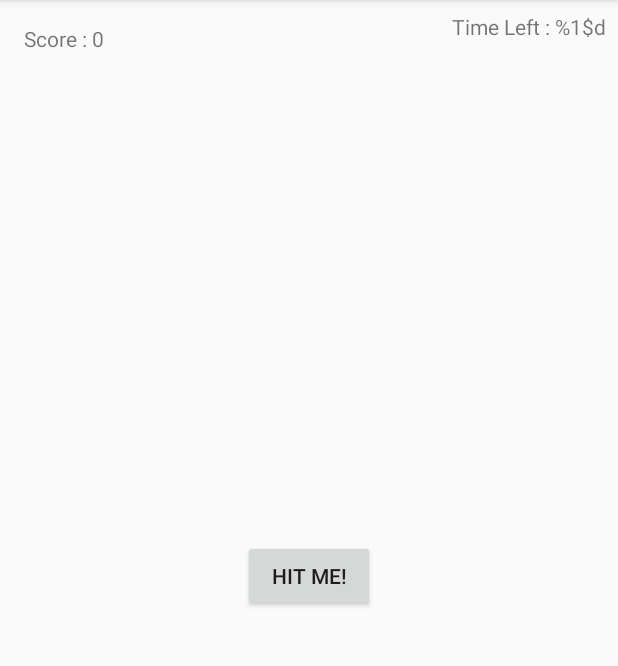
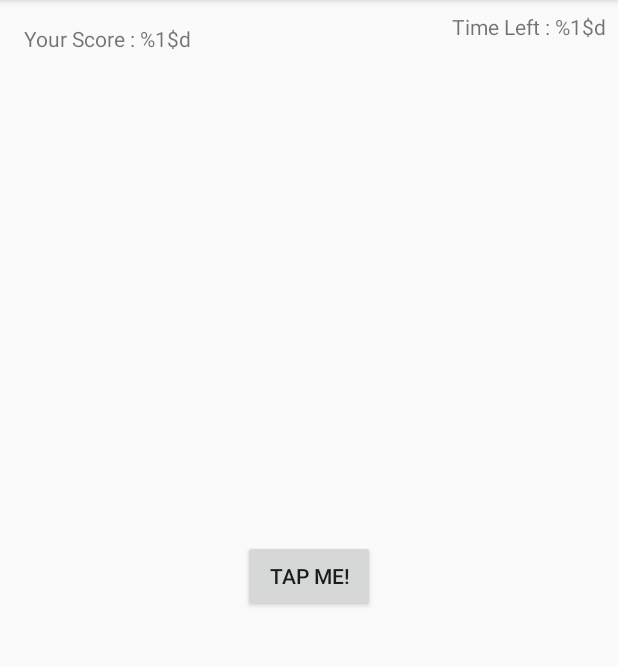
Before and after one commit to nick2905/TimeFighter, an Android app: the screen it shows after launch (MainActivity), on a phone screen of 412 x 824 dp, the part 84-750 px from its top. Run offline under Robolectric (Android 15) with nearby library versions, the phone set to English and light mode, and no system bars.

Commit message:
challenge 5 addding new string resource

```diff
--- a/TimeFighter/app/src/main/res/layout/activity_main.xml
+++ b/TimeFighter/app/src/main/res/layout/activity_main.xml
@@ -9,17 +9,17 @@
     <Button
         android:layout_width="wrap_content"
         android:layout_height="wrap_content"
-        android:text="Hit Me!"
+        android:text="Tap Me!"
         app:layout_constraintBottom_toBottomOf="parent"
         app:layout_constraintLeft_toLeftOf="parent"
         app:layout_constraintRight_toRightOf="parent"
         app:layout_constraintTop_toTopOf="parent" />
 
     <TextView
-        android:id="@+id/scoreTextView"
+        android:id="@+id/gameScoreTextView"
         android:layout_width="wrap_content"
         android:layout_height="wrap_content"
-        android:text="Score : 0"
+        android:text="@string/yourScore"
         android:layout_margin="16dp"
         app:layout_constraintStart_toStartOf="parent"
         app:layout_constraintTop_toTopOf="parent" />
@@ -30,7 +30,7 @@
         android:layout_height="wrap_content"
         android:layout_marginTop="8dp"
         android:layout_marginEnd="8dp"
-        android:text="Time Left : %1$d"
+        android:text="@string/timeLeft"
         app:layout_constraintEnd_toEndOf="parent"
         app:layout_constraintTop_toTopOf="parent" />
 
--- a/TimeFighter/app/src/main/res/values/strings.xml
+++ b/TimeFighter/app/src/main/res/values/strings.xml
@@ -1,3 +1,5 @@
 <resources>
     <string name="app_name">TimeFighter</string>
+    <string name="yourScore">Your Score : %1$d</string>
+    <string name="timeLeft">Time Left : %1$d</string>
 </resources>
```
Also changed, not shown: 1 other file.
